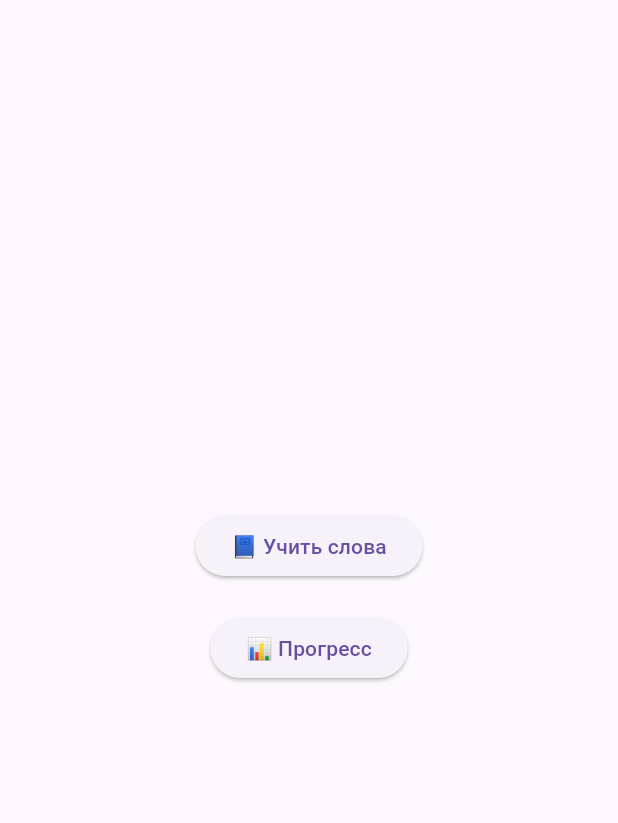
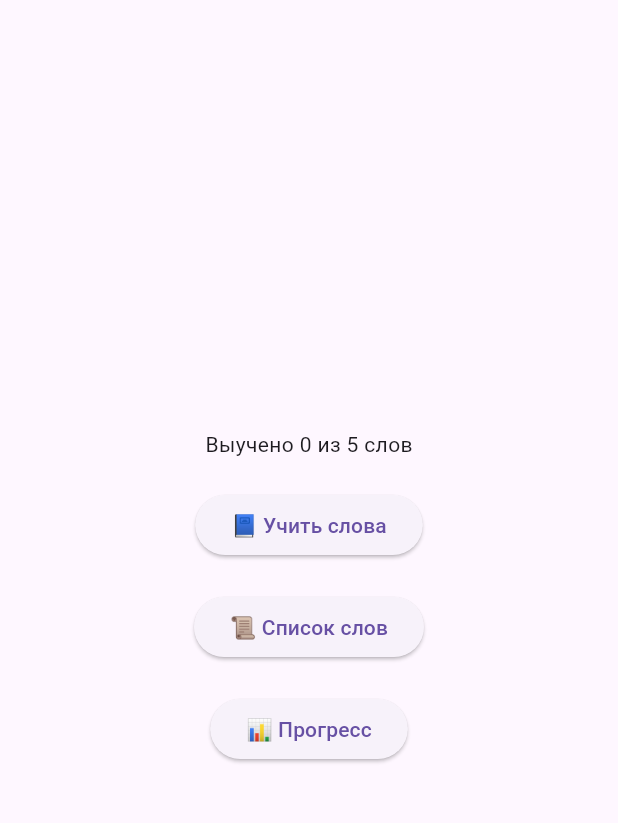
Before and after one commit to KuanyshbekSai/test2, a Flutter app: the screen it shows after launch, on a phone screen of 412 x 824 dp, the part 63-886 px from its top. Run offline on Flutter 3.47's test engine with Material 3 defaults, Android fonts, the phone set to English and light mode, and no system bars; our stand-ins replace shared_preferences.

Commit message:
Add persistent word learning and progress tracking

```diff
--- a/lib/screens/home_screen.dart
+++ b/lib/screens/home_screen.dart
@@ -1,20 +1,55 @@
 import 'package:flutter/material.dart';
 import 'learn_screen.dart';
 import 'progress_screen.dart';
+import 'card_screen.dart';
+import '../services/word_service.dart';
 
-class HomeScreen extends StatelessWidget {
+class HomeScreen extends StatefulWidget {
+  @override
+  _HomeScreenState createState() => _HomeScreenState();
+}
+
+class _HomeScreenState extends State<HomeScreen> {
+  late Future<int> _learned;
+  late Future<int> _total;
+
+  @override
+  void initState() {
+    super.initState();
+    _learned = WordService.learnedCount();
+    _total = WordService.totalCount();
+  }
+
   @override
   Widget build(BuildContext context) {
     return Scaffold(
       appBar: AppBar(
         title: Text('500 слов из Корана'),
       ),
-      body: Center(
+      body: FutureBuilder<List<int>>(
+        future: Future.wait([_learned, _total]),
+        builder: (context, snapshot) {
+          if (snapshot.hasData) {
+            final learned = snapshot.data![0];
+            final total = snapshot.data![1];
+            return Center(
               child: Column(
                 mainAxisAlignment: MainAxisAlignment.center,
                 children: [
+                  Text('Выучено $learned из $total слов'),
+                  SizedBox(height: 20),
                   ElevatedButton(
                     child: Text('📘 Учить слова'),
+                    onPressed: () {
+                      Navigator.push(
+                        context,
+                        MaterialPageRoute(builder: (context) => CardScreen()),
+                      );
+                    },
+                  ),
+                  SizedBox(height: 20),
+                  ElevatedButton(
+                    child: Text('📜 Список слов'),
                     onPressed: () {
                       Navigator.push(
                         context,
@@ -28,12 +63,20 @@ class HomeScreen extends StatelessWidget {
                     onPressed: () {
                       Navigator.push(
                         context,
-                  MaterialPageRoute(builder: (context) => ProgressScreen()),
+                        MaterialPageRoute(
+                            builder: (context) => ProgressScreen()),
                       );
                     },
                   ),
                 ],
               ),
+            );
+          } else if (snapshot.hasError) {
+            return Center(child: Text('Ошибка'));
+          } else {
+            return Center(child: CircularProgressIndicator());
+          }
+        },
       ),
     );
   }
--- a/lib/services/word_service.dart
+++ b/lib/services/word_service.dart
@@ -1,11 +1,54 @@
 import 'dart:convert';
 import 'package:flutter/services.dart';
+import 'package:shared_preferences/shared_preferences.dart';
 import '../models/quran_word.dart';
 
 class WordService {
+  static const _learnedKey = 'learned_words';
+
+  static Future<List<int>> _loadLearnedIds() async {
+    final prefs = await SharedPreferences.getInstance();
+    return prefs.getStringList(_learnedKey)?.map(int.parse).toList() ?? [];
+  }
+
+  static Future<void> _saveLearnedIds(List<int> ids) async {
+    final prefs = await SharedPreferences.getInstance();
+    await prefs.setStringList(_learnedKey, ids.map((e) => e.toString()).toList());
+  }
+
   static Future<List<QuranWord>> loadWords() async {
     final String jsonString = await rootBundle.loadString('assets/words.json');
     final List<dynamic> jsonList = json.decode(jsonString);
-    return jsonList.map((json) => QuranWord.fromJson(json)).toList();
+    final learnedIds = await _loadLearnedIds();
+    return jsonList.map((json) {
+      final word = QuranWord.fromJson(json);
+      if (learnedIds.contains(word.id)) {
+        word.isLearned = true;
+      }
+      return word;
+    }).toList();
+  }
+
+  static Future<void> toggleLearned(QuranWord word) async {
+    final ids = await _loadLearnedIds();
+    if (ids.contains(word.id)) {
+      ids.remove(word.id);
+      word.isLearned = false;
+    } else {
+      ids.add(word.id);
+      word.isLearned = true;
+    }
+    await _saveLearnedIds(ids);
+  }
+
+  static Future<int> learnedCount() async {
+    final ids = await _loadLearnedIds();
+    return ids.length;
+  }
+
+  static Future<int> totalCount() async {
+    final String jsonString = await rootBundle.loadString('assets/words.json');
+    final List<dynamic> jsonList = json.decode(jsonString);
+    return jsonList.length;
   }
 }
--- a/pubspec.yaml
+++ b/pubspec.yaml
@@ -34,6 +34,7 @@ dependencies:
   # The following adds the Cupertino Icons font to your application.
   # Use with the CupertinoIcons class for iOS style icons.
   cupertino_icons: ^1.0.8
+  shared_preferences: ^2.2.2
 
 dev_dependencies:
   flutter_test:
```
Also changed, not shown: lib/screens/card_screen.dart (+74 -0 lines), lib/screens/learn_screen.dart (+3 -4 lines), lib/screens/progress_screen.dart (+38 -2 lines). Lines whose indentation alone changed are shown as unchanged.
